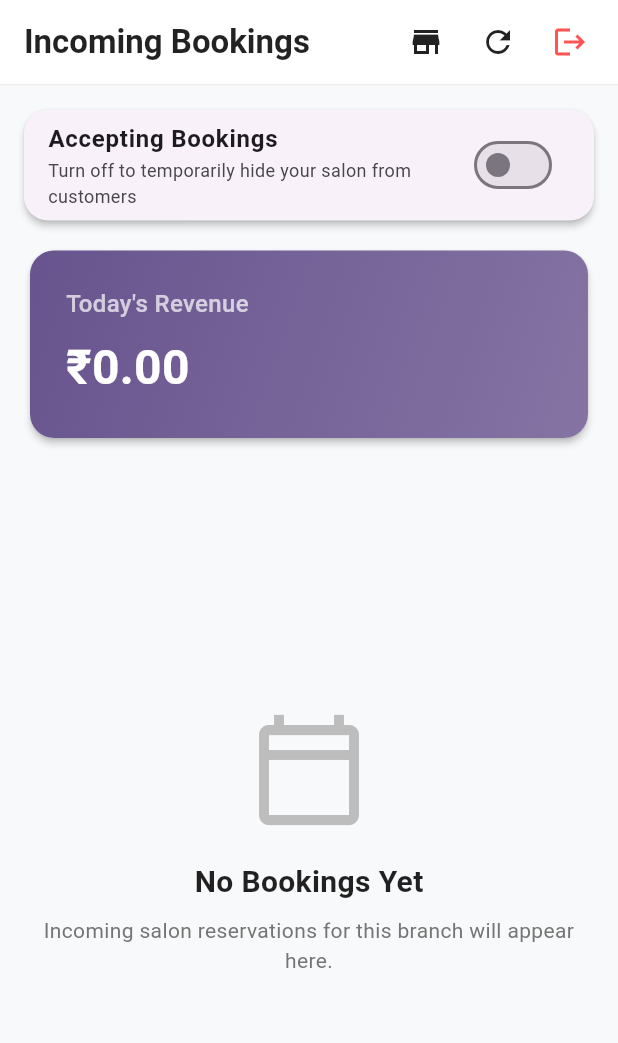
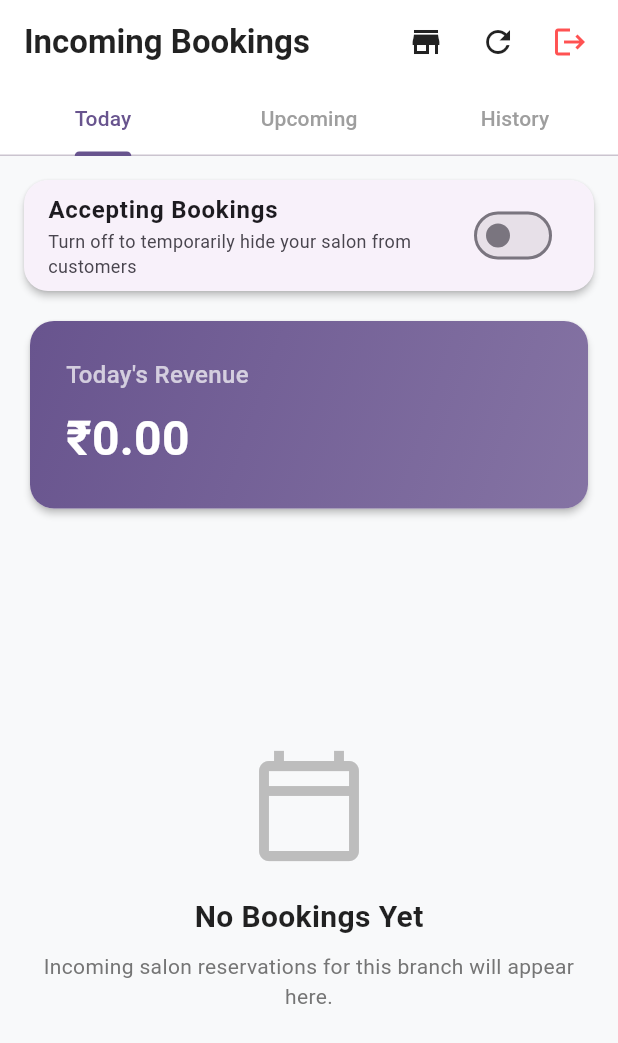
Before and after one commit to n0t-adm1n/parlor_vendor_app, a Flutter app: the VendorDashboardScreen screen opened directly with empty values, on a phone screen of 412 x 824 dp. Shown: the top 1043 px of the screen. Run offline on Flutter 3.47's test engine with Material 3 defaults, Android fonts, the phone set to English and light mode, and no system bars; our stand-ins replace cloud_firestore, firebase_auth, firebase_core, firebase_messaging; accounts and stored records are empty.

Commit message:
feat: implement TabBar and TabBarView in vendor dashboard to filter bookings by today, upcoming, and history

```diff
--- a/lib/screens/dashboard/vendor_dashboard_screen.dart
+++ b/lib/screens/dashboard/vendor_dashboard_screen.dart
@@ -15,14 +15,16 @@ class VendorDashboardScreen extends StatefulWidget {
   State<VendorDashboardScreen> createState() => _VendorDashboardScreenState();
 }
 
-class _VendorDashboardScreenState extends State<VendorDashboardScreen> {
+class _VendorDashboardScreenState extends State<VendorDashboardScreen> with SingleTickerProviderStateMixin {
   late Stream<List<Booking>> _bookingsStream;
+  late TabController _tabController;
   final BookingRepository _bookingRepository = BookingRepository();
   final VendorRepository _vendorRepository = VendorRepository();
 
   @override
   void initState() {
     super.initState();
+    _tabController = TabController(length: 3, vsync: this);
     _setupPushNotifications();
     // Initialize the stream to query 'bookings' collection where branchId equals our dynamic ID,
     // ordered by createdAt descending. Map the snapshot docs to Booking models.
@@ -34,6 +36,12 @@ class _VendorDashboardScreenState extends State<VendorDashboardScreen> {
         .map((snapshot) => snapshot.docs
             .map((doc) => Booking.fromFirestore(doc))
             .toList());
+  }
+
+  @override
+  void dispose() {
+    _tabController.dispose();
+    super.dispose();
   }
 
   Future<void> _setupPushNotifications() async {
@@ -235,12 +243,16 @@ class _VendorDashboardScreenState extends State<VendorDashboardScreen> {
           ),
           const SizedBox(width: 8),
         ],
-        bottom: PreferredSize(
-          preferredSize: const Size.fromHeight(1.0),
-          child: Container(
-            color: Colors.grey.withValues(alpha: 0.2),
-            height: 1.0,
-          ),
+        bottom: TabBar(
+          controller: _tabController,
+          labelColor: theme.primaryColor,
+          unselectedLabelColor: Colors.grey,
+          indicatorColor: theme.primaryColor,
+          tabs: const [
+            Tab(text: 'Today'),
+            Tab(text: 'Upcoming'),
+            Tab(text: 'History'),
+          ],
         ),
       ),
       body: StreamBuilder<List<Booking>>(
@@ -310,9 +322,30 @@ class _VendorDashboardScreenState extends State<VendorDashboardScreen> {
           );
           final totalRevenue = todayBookings.fold(0.0, (acc, b) => acc + b.totalPrice);
 
-          Widget content;
-          if (bookings.isEmpty) {
-            content = Center(
+          final todayBookingsList = bookings.where((b) {
+            return b.startTime.year == now.year &&
+                   b.startTime.month == now.month &&
+                   b.startTime.day == now.day;
+          }).toList();
+
+          final today = DateTime(now.year, now.month, now.day);
+          final upcomingBookingsList = bookings.where((b) {
+            final bStart = DateTime(b.startTime.year, b.startTime.month, b.startTime.day);
+            return bStart.isAfter(today) &&
+                   (b.status == BookingStatus.pending || b.status == BookingStatus.confirmed);
+          }).toList();
+
+          final historyBookingsList = bookings.where((b) {
+            final bStart = DateTime(b.startTime.year, b.startTime.month, b.startTime.day);
+            return bStart.isBefore(today) ||
+                   b.status == BookingStatus.completed ||
+                   b.status == BookingStatus.cancelled ||
+                   b.status == BookingStatus.no_show;
+          }).toList();
+
+          Widget buildList(List<Booking> list) {
+            if (list.isEmpty) {
+              return Center(
               child: Padding(
                 padding: const EdgeInsets.all(24.0),
                 child: Column(
@@ -345,12 +378,13 @@ class _VendorDashboardScreenState extends State<VendorDashboardScreen> {
                 ),
               ),
             );
-          } else {
-            content = ListView.builder(
+            }
+
+            return ListView.builder(
               padding: const EdgeInsets.symmetric(horizontal: 16, vertical: 12),
-            itemCount: bookings.length,
-            itemBuilder: (context, index) {
-              final booking = bookings[index];
+              itemCount: list.length,
+              itemBuilder: (context, index) {
+                final booking = list[index];
               final customerName = booking.customerSnapshot['name'] as String? ?? 'Guest';
               final statusColor = _getStatusColor(booking.status);
               final statusBg = _getStatusBgColor(booking.status);
@@ -569,9 +603,18 @@ class _VendorDashboardScreenState extends State<VendorDashboardScreen> {
                   ),
                 ),
               );
-            },
+              },
+            );
+          }
+
+          final content = TabBarView(
+            controller: _tabController,
+            children: [
+              buildList(todayBookingsList),
+              buildList(upcomingBookingsList),
+              buildList(historyBookingsList),
+            ],
           );
-          }
 
           return Column(
             children: [
```
